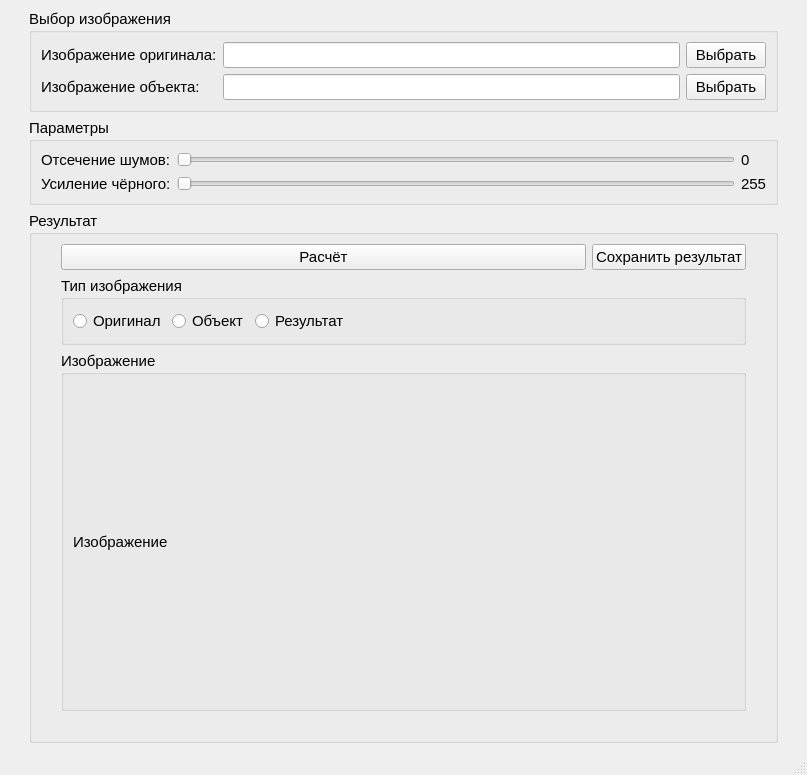
AlexeyAleksandrov/ImageToGrayConverter, file mainwindow.ui: the form before one commit.
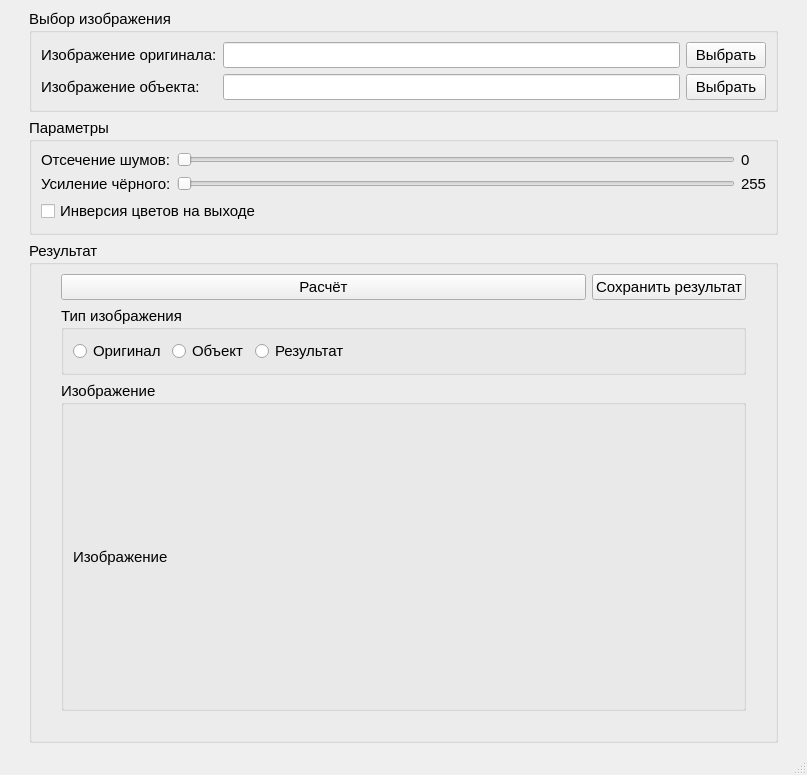
The form after the commit.

Commit message: Добавена инверсия для результирующей картинки

```diff
--- a/mainwindow.ui
+++ b/mainwindow.ui
@@ -277,6 +277,13 @@
          </property>
         </widget>
        </item>
+       <item row="2" column="0" colspan="2">
+        <widget class="QCheckBox" name="checkBox_colorInversion">
+         <property name="text">
+          <string>Инверсия цветов на выходе</string>
+         </property>
+        </widget>
+       </item>
       </layout>
      </widget>
     </item>
```
Left out of the diff: 20 changed lines with no effect on the pictures. The commit also changes 1 other file.
